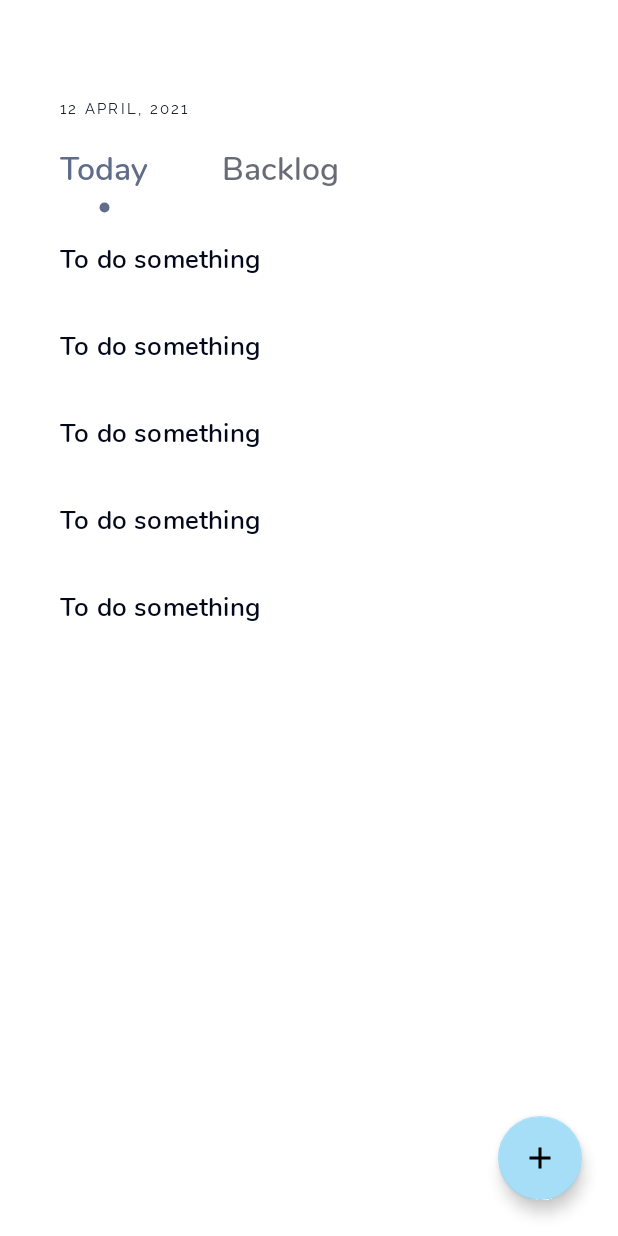
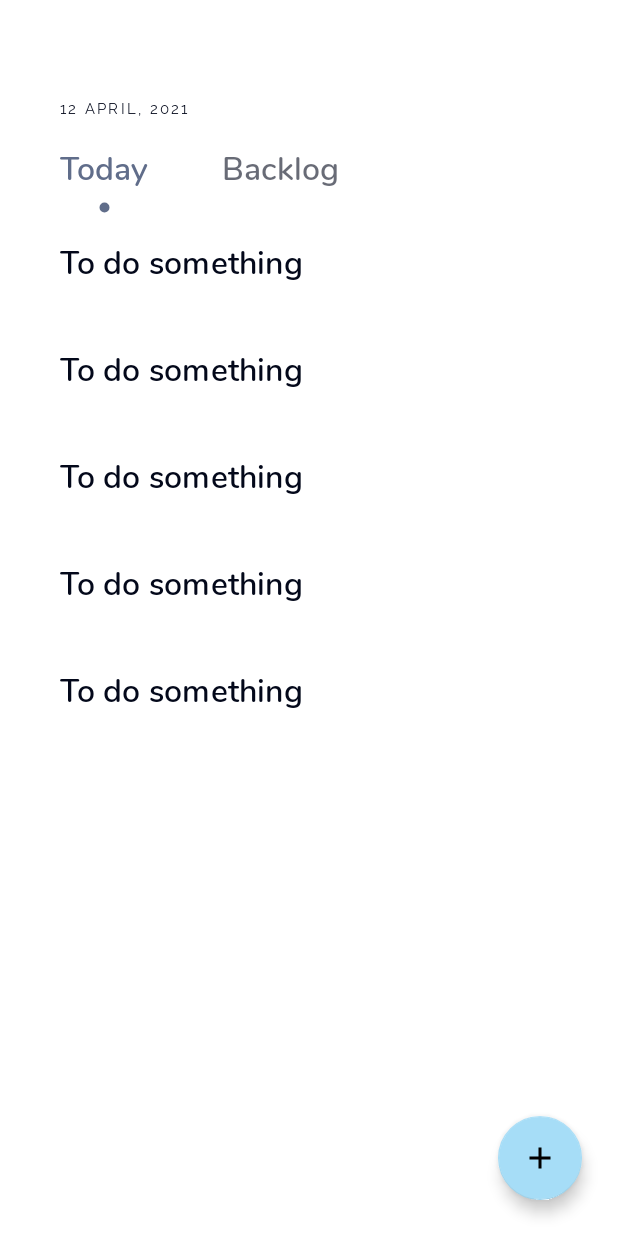
Before and after one commit to t1moon/pomodoro-timer, an Android app: the layout tasks_fragment.xml on its own in the app's theme, with its tools: preview values and no code run, on a phone screen of 412 x 824 dp. Run offline under Robolectric (Android 15) with nearby library versions, the phone set to English and light mode, and no system bars.

Commit message:
Fix sorting

```diff
--- a/app/src/main/java/com/fetecom/pomodoro/ui/main/TaskAdapter.kt
+++ b/app/src/main/java/com/fetecom/pomodoro/ui/main/TaskAdapter.kt
@@ -9,11 +9,8 @@ import androidx.recyclerview.widget.RecyclerView
 import com.fetecom.domain.Task
 import com.fetecom.pomodoro.R
 import com.fetecom.pomodoro.common.ListAdapterItem
-import com.fetecom.pomodoro.ui.main.TimerAdapter.Companion.MAX_TIMERS_IN_LIST
 import kotlinx.android.extensions.LayoutContainer
 import kotlinx.android.synthetic.main.tasks_fragment_task_item.*
-import kotlin.math.max
-import kotlin.math.min
 
 class TaskAdapter(
     val interactor: Interactor
@@ -66,7 +63,7 @@ class TaskAdapter(
                     true
                 }
                 estimationList.adapter = TimerAdapter().apply {
-                    submitList(estimation, done)
+                    submitList(estimation, completed)
                 }
             }
 
--- a/app/src/main/java/com/fetecom/pomodoro/ui/main/TasksFragment.kt
+++ b/app/src/main/java/com/fetecom/pomodoro/ui/main/TasksFragment.kt
@@ -3,6 +3,7 @@ package com.fetecom.pomodoro.ui.main
 import android.os.Bundle
 import androidx.fragment.app.Fragment
 import androidx.navigation.findNavController
+import androidx.recyclerview.widget.DividerItemDecoration
 import com.fetecom.domain.Task
 import com.fetecom.pomodoro.R
 import com.fetecom.pomodoro.observe
@@ -52,7 +53,9 @@ class TasksFragment : Fragment(R.layout.tasks_fragment) {
     }
 
     private fun initCityList() {
-        taskListView.adapter = taskAdapter
+        with(taskListView) {
+            adapter = taskAdapter
+        }
     }
 
     private fun subscribeOnUpdate() {
--- a/app/src/main/java/com/fetecom/pomodoro/ui/main/TasksViewModel.kt
+++ b/app/src/main/java/com/fetecom/pomodoro/ui/main/TasksViewModel.kt
@@ -29,7 +29,7 @@ class TasksViewModel(
                 null -> tasksRepository.getTodayTasks()
             }
             taskList.postValue(tasks)
-            Reporter.reportD("Tasks have been received: ${tasks.size}")
+            Reporter.reportD("Tasks have been received: $tasks")
 
             emit(ScreenState.Success(tasks.map { TaskAdapter.TaskModel(it) }))
         }
--- a/app/src/main/java/com/fetecom/pomodoro/ui/timer/TimerFragment.kt
+++ b/app/src/main/java/com/fetecom/pomodoro/ui/timer/TimerFragment.kt
@@ -37,6 +37,6 @@ class TimerFragment : Fragment(R.layout.timer_fragment) {
 
     private fun initTimersList(task: Task) = TimerAdapter().apply {
             timersList.adapter = this
-            submitList(task.estimation, task.done)
+            submitList(task.estimation, task.completed)
         }
 }
--- a/app/src/main/res/layout/tasks_fragment_task_item.xml
+++ b/app/src/main/res/layout/tasks_fragment_task_item.xml
@@ -3,8 +3,7 @@
     xmlns:app="http://schemas.android.com/apk/res-auto"
     xmlns:tools="http://schemas.android.com/tools"
     android:id="@+id/taskRoot"
-    android:clickable="true"
-    android:focusable="true"
+    android:descendantFocusability="blocksDescendants"
     android:layout_width="match_parent"
     android:layout_height="wrap_content">
 
@@ -15,7 +14,7 @@
         android:layout_marginStart="40dp"
         android:layout_marginTop="16dp"
         android:layout_marginEnd="32dp"
-        android:textAppearance="?attr/textAppearanceSubtitle1"
+        android:textAppearance="?attr/textAppearanceHeadline6"
         app:layout_constraintEnd_toEndOf="parent"
         app:layout_constraintStart_toStartOf="parent"
         app:layout_constraintTop_toTopOf="parent"
@@ -25,16 +24,17 @@
         android:id="@+id/estimationList"
         android:layout_width="0dp"
         android:layout_height="wrap_content"
-        android:layout_marginStart="32dp"
+        android:layout_marginStart="8dp"
+        android:layout_marginTop="8dp"
         android:layout_marginBottom="16dp"
         android:orientation="horizontal"
         android:overScrollMode="never"
         app:layoutManager="androidx.recyclerview.widget.LinearLayoutManager"
         app:layout_constraintBottom_toBottomOf="parent"
         app:layout_constraintEnd_toEndOf="parent"
-        app:layout_constraintStart_toStartOf="parent"
+        app:layout_constraintStart_toStartOf="@+id/taskTitle"
         app:layout_constraintTop_toBottomOf="@+id/taskTitle"
-        tools:itemCount="5"
+        tools:itemCount="3"
         tools:listitem="@layout/tasks_fragment_task_item_timer_item" />
 
 </androidx.constraintlayout.widget.ConstraintLayout>
--- a/data/src/main/java/com/fetecom/data/TaskDB.kt
+++ b/data/src/main/java/com/fetecom/data/TaskDB.kt
@@ -9,7 +9,7 @@ data class TaskDB(
     @PrimaryKey val id: Int,
     val title: String,
     val estimation: Int,
-    val done: Int,
+    val completed: Int,
     val isDone: Boolean,
     val createdAt: Long) {
     companion object {
@@ -17,7 +17,7 @@ data class TaskDB(
             id = task.id,
             title = task.title,
             estimation = task.estimation,
-            done = task.done,
+            completed = task.completed,
             isDone = task.isDone,
             createdAt = System.currentTimeMillis()
         )
@@ -28,5 +28,5 @@ fun TaskDB.toModel() = Task(
     id = id,
     title = title,
     estimation = estimation,
-    done = done,
+    completed = completed,
     isDone = isDone)
--- a/data/src/main/java/com/fetecom/data/TasksRepositoryImpl.kt
+++ b/data/src/main/java/com/fetecom/data/TasksRepositoryImpl.kt
@@ -10,9 +10,8 @@ class TasksRepositoryImpl(
 
     override suspend fun getTodayTasks(): List<Task> {
         return taskDao.getAllTasks()
-            .map { it.toModel() }
-            .sortedBy {
-                it.done
+            .map {
+                it.toModel()
             }
     }
 
--- a/domain/src/main/java/com/fetecom/domain/Task.kt
+++ b/domain/src/main/java/com/fetecom/domain/Task.kt
@@ -6,6 +6,6 @@ data class Task(
     val id: Int = Random.nextInt(),
     val title: String,
     val estimation: Int,
-    val done: Int = 0,
+    val completed: Int = 0,
     val isDone: Boolean = false
 )
```
Also changed, not shown: data/src/main/java/com/fetecom/data/TaskDao.kt (+3 -6 lines).
